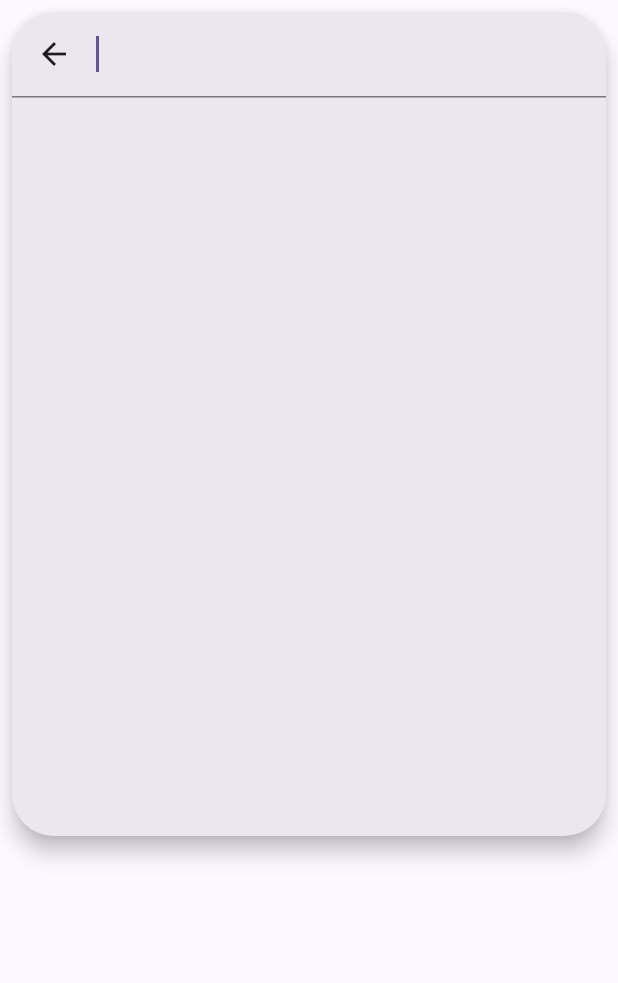
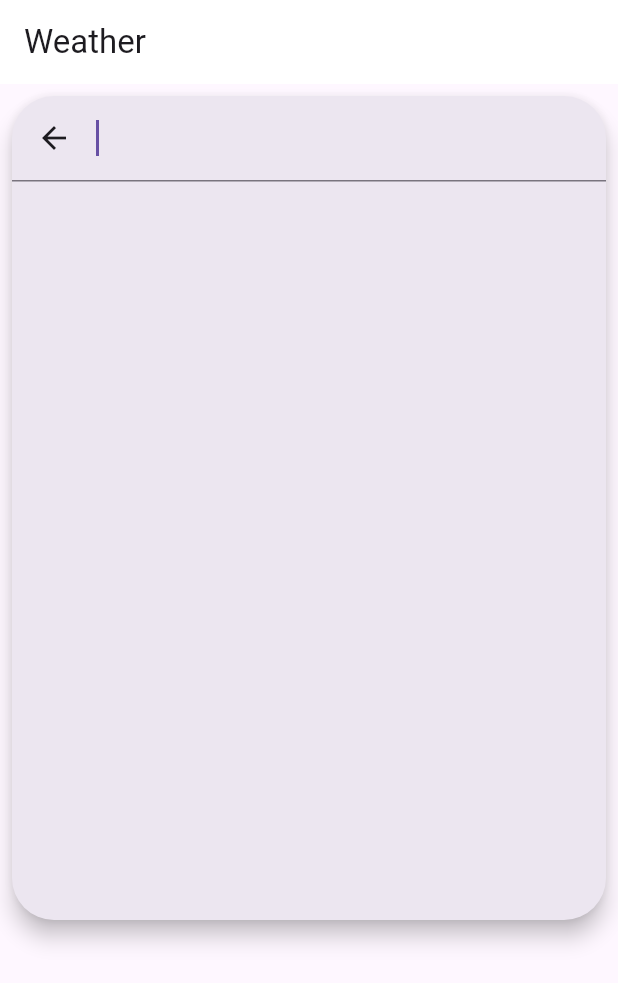
Before and after one commit to thaihuynhxyz/weather_app, a Flutter app: the screen it shows after launch, after a tap on the "search" icon, on a phone screen of 412 x 824 dp. Shown: the top 983 px of the screen. Run offline on Flutter 3.47's test engine with Material 2 defaults, Android fonts, the light colour scheme and no system bars; our stand-ins replace chopper, flutter_svg, freezed_annotation, hooks_riverpod, riverpod_annotation; generated files the repository leaves out were written again.

Commit message:
feat: l10n support Vietnamese

```diff
--- a/lib/l10n/arb/app_en.arb
+++ b/lib/l10n/arb/app_en.arb
@@ -1,7 +1,63 @@
 {
-    "@@locale": "en",
-    "counterAppBarTitle": "Counter",
-    "@counterAppBarTitle": {
-        "description": "Text shown in the AppBar of the Counter Page"
-    }
+  "@@locale": "en",
+  "weatherAppBarTitle": "Weather",
+  "@weatherAppBarTitle": {
+    "description": "Text shown in the AppBar of the Weather Page"
+  },
+  "weatherClearSky": "Clear sky",
+  "@weatherClearSky": {
+    "description": "Text shown in the Weather Page when the weather is clear"
+  },
+  "weatherMainlyClear": "Mainly clear, partly cloudy, and overcast",
+  "@weatherMainlyClear": {
+    "description": "Text shown in the Weather Page when the weather is mainly clear"
+  },
+  "weatherFog": "Fog and depositing rime fog",
+  "@weatherFog": {
+    "description": "Text shown in the Weather Page when the weather is foggy"
+  },
+  "weatherDrizzle": "Drizzle: Light, moderate, and dense intensity",
+  "@weatherDrizzle": {
+    "description": "Text shown in the Weather Page when the weather is drizzling"
+  },
+  "weatherFreezingDrizzle": "Freezing drizzle: Light, moderate, and dense intensity",
+  "@weatherFreezingDrizzle": {
+    "description": "Text shown in the Weather Page when the weather is freezing drizzling"
+  },
+  "weatherRain": "Rain: Light, moderate, and heavy intensity",
+  "@weatherRain": {
+    "description": "Text shown in the Weather Page when the weather is raining"
+  },
+  "weatherFreezingRain": "Freezing Rain: Light and heavy intensity",
+  "@weatherFreezingRain": {
+    "description": "Text shown in the Weather Page when the weather is freezing raining"
+  },
+  "weatherSnow": "Snow fall: Slight, moderate, and heavy intensity",
+  "@weatherSnow": {
+    "description": "Text shown in the Weather Page when the weather is snowing"
+  },
+  "weatherSnowGrains": "Snow grains",
+  "@weatherSnowGrains": {
+    "description": "Text shown in the Weather Page when the weather is snow grains"
+  },
+  "weatherRainShowers": "Rain showers: Slight, moderate, and violent",
+  "@weatherRainShowers": {
+    "description": "Text shown in the Weather Page when the weather is raining showers"
+  },
+  "weatherSnowShowers": "Snow showers slight and heavy",
+  "@weatherSnowShowers": {
+    "description": "Text shown in the Weather Page when the weather is snowing showers"
+  },
+  "weatherThunderstorm": "Thunderstorm: Slight or moderate",
+  "@weatherThunderstorm": {
+    "description": "Text shown in the Weather Page when the weather is thunderstorming"
+  },
+  "weatherThunderstormWithHail": "Thunderstorm with slight and heavy hail",
+  "@weatherThunderstormWithHail": {
+    "description": "Text shown in the Weather Page when the weather is thunderstorming with hail"
+  },
+  "noData": "No data",
+  "@noData": {
+    "description": "Text shown in the Weather Page when there is no data"
+  }
 }
--- a/lib/weather/weather_view.dart
+++ b/lib/weather/weather_view.dart
@@ -3,6 +3,7 @@ import 'package:flutter_svg/flutter_svg.dart';
 import 'package:hooks_riverpod/hooks_riverpod.dart';
 import 'package:weather_app/data/model/forecast.dart';
 import 'package:weather_app/data/repository/location_repository.dart';
+import 'package:weather_app/l10n/l10n.dart';
 import 'package:weather_app/weather/weather_provider.dart';
 
 /// Flutter code sample for pinned [SearchAnchor] while scrolling.
@@ -12,20 +13,16 @@ class WeatherPage extends StatelessWidget {
 
   @override
   Widget build(BuildContext context) {
-    return MaterialApp(
-      theme: ThemeData(
-        useMaterial3: true,
-        colorSchemeSeed: const Color(0xff6750a4),
+    final l10n = context.l10n;
+    return Scaffold(
+      appBar: AppBar(
+        title: Text(l10n.weatherAppBarTitle),
       ),
-      home: const Scaffold(
-        body: SafeArea(
-          child: CustomScrollView(
-            slivers: <Widget>[
-              _AppBar(),
-              _Body(),
-            ],
-          ),
-        ),
+      body: const CustomScrollView(
+        slivers: <Widget>[
+          _AppBar(),
+          _Body(),
+        ],
       ),
     );
   }
@@ -93,12 +90,14 @@ class _Body extends ConsumerWidget {
         child: ref.watch(weatherProvider).when(
               data: (data) {
                 if (data == null) {
-                  return const Center(
-                    child: Text('No data'),
+                  return Center(
+                    child: Text(context.l10n.noData),
                   );
                 }
-                final description =
-                    weatherDescription[data.currentWeather.weathercode];
+                final description = weatherDescription(
+                  context,
+                  data.currentWeather.weathercode,
+                );
                 final icon = weatherIcon[data.currentWeather.weathercode];
                 return Column(
                   children: [
@@ -109,7 +108,7 @@ class _Body extends ConsumerWidget {
                     ),
                     const SizedBox(height: 16),
                     Text(
-                      description ?? 'Unknown',
+                      description,
                       style: textTheme.headlineMedium,
                       textAlign: TextAlign.center,
                     ),
```
Also changed, not shown: lib/data/model/forecast.dart (+49 -30 lines), lib/l10n/arb/app_es.arb (deleted, +0 -7 lines), lib/l10n/arb/app_vi.arb (added, +63 -0 lines), 3 other files.
